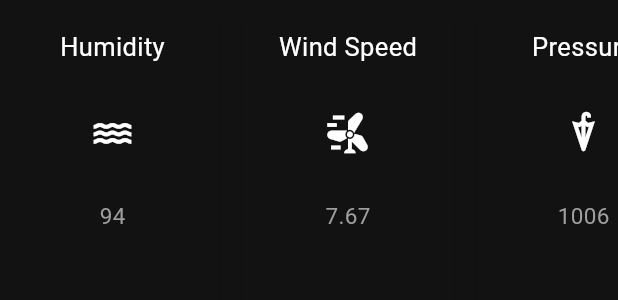
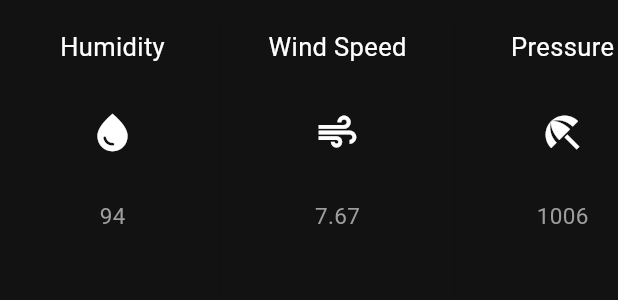
Before and after one commit to BuddyBytes/flutter_weather_app, a Flutter app: the Additional widget shown alone on an empty page, opened directly, on a phone screen of 412 x 824 dp. Shown: the top 300 px of the screen. Run offline on Flutter 3.47's test engine with Material 2 defaults, Android fonts, the phone set to English and light mode, and no system bars; network calls fail.

Commit message:
adding new features

```diff
--- a/lib/weathe ui/additional.dart
+++ b/lib/weathe ui/additional.dart
@@ -9,6 +9,7 @@ class Additional extends StatelessWidget {
       scrollDirection: Axis.horizontal,
       child: SizedBox(
         child: Row(
+          mainAxisAlignment: MainAxisAlignment.spaceAround,
           children: [
             SizedBox(
               width: 150,
@@ -27,7 +28,7 @@ class Additional extends StatelessWidget {
                         height: 30,
                       ),
                       Icon(
-                        Icons.water,
+                        Icons.water_drop,
                         size: 30,
                       ),
                       SizedBox(
@@ -41,9 +42,6 @@ class Additional extends StatelessWidget {
                   ),
                 ),
               ),
-            ),
-            SizedBox(
-              width: 7,
             ),
             SizedBox(
               width: 150,
@@ -62,7 +60,7 @@ class Additional extends StatelessWidget {
                         height: 30,
                       ),
                       Icon(
-                        Icons.wind_power,
+                        Icons.air_sharp,
                         size: 30,
                       ),
                       SizedBox(
@@ -76,9 +74,6 @@ class Additional extends StatelessWidget {
                   ),
                 ),
               ),
-            ),
-            SizedBox(
-              width: 7,
             ),
             SizedBox(
               width: 150,
@@ -97,7 +92,7 @@ class Additional extends StatelessWidget {
                         height: 30,
                       ),
                       Icon(
-                        Icons.umbrella,
+                        Icons.beach_access,
                         size: 30,
                       ),
                       SizedBox(
--- a/lib/weathe ui/curren_weather.dart
+++ b/lib/weathe ui/curren_weather.dart
@@ -1,14 +1,16 @@
 import 'package:flutter/material.dart';
 
 class CurrentWeather extends StatelessWidget {
-  const CurrentWeather({super.key});
+  int id;
+  CurrentWeather({super.key ,required this.id});
 
   @override
   Widget build(BuildContext context) {
+    print(3);
     return Column(
       children: [
         Text(
-          '25 Degree',
+          '$id Degree',
           style: TextStyle(fontSize: 24, fontWeight: FontWeight.bold),
         ),
         SizedBox(
```
Also changed, not shown: lib/data/api.dart (added, +14 -0 lines), lib/weathe ui/weather_app.dart (+34 -4 lines), pubspec.yaml (+4 -15 lines), pubspec.lock.
